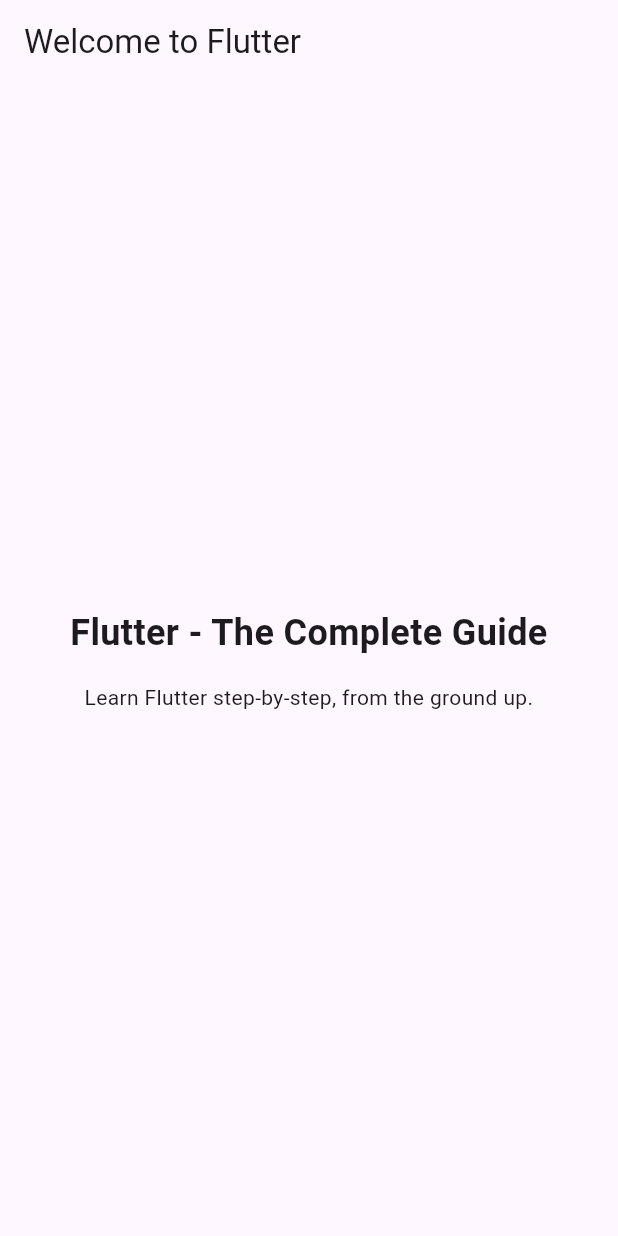
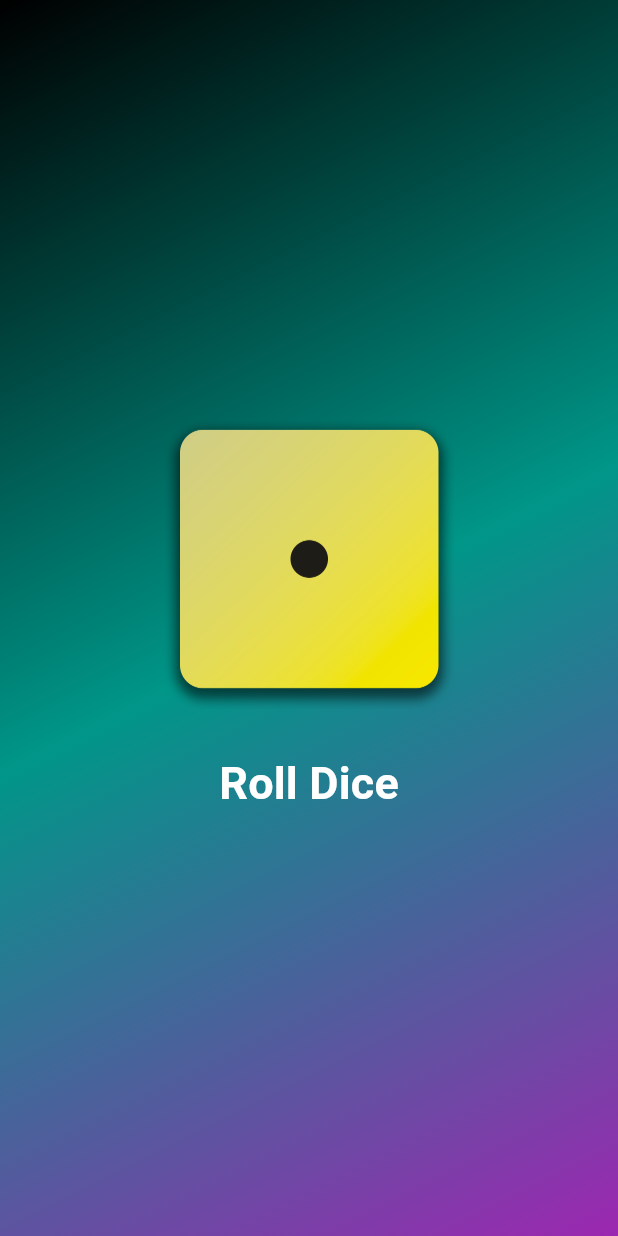
Before and after one commit to joseAlvaradoD/FlutterDartTheCompleteGuide, a Flutter app: the screen it shows after launch, on a phone screen of 412 x 824 dp. Run offline on Flutter 3.47's test engine with Material 3 defaults, Android fonts, the phone set to English and light mode, and no system bars.

Commit message:
adding basics flutter functionality from scratch

```diff
--- /dev/null
+++ b/first_app/lib/dice_roller.dart
@@ -0,0 +1,46 @@
+import 'dart:math';
+
+import 'package:flutter/material.dart';
+import 'package:first_app/styled_text.dart';
+
+class DiceRoller extends StatefulWidget {
+
+  const DiceRoller({super.key});
+
+  @override
+  State<DiceRoller> createState() {
+    return _DiceRollerState();
+  }
+}
+
+class _DiceRollerState extends State<DiceRoller> {
+  final _randomizer = Random();
+  var _currentDiceRoll = 1;
+
+  @override
+  Widget build(BuildContext context) {
+    return Column(
+      mainAxisSize: MainAxisSize.min,
+      children: [
+        Image.asset(
+          "assets/images/dice-$_currentDiceRoll.png",
+          width: 200,
+        ),
+        const SizedBox(height: 20),
+        TextButton(
+          onPressed: rollDice,
+          style: TextButton.styleFrom(
+            foregroundColor: Colors.white,
+          ),
+          child: const StyledText("Roll Dice"),
+        ),
+      ],
+    );
+  }
+
+  rollDice() {
+    setState(() {
+      _currentDiceRoll = _randomizer.nextInt(6) + 1;
+    });
+  }
+}
--- /dev/null
+++ b/first_app/lib/gradient_container.dart
@@ -0,0 +1,27 @@
+import 'package:flutter/material.dart';
+import 'package:first_app/dice_roller.dart';
+
+class GradientContainer extends StatelessWidget {
+
+  final List<Color> colors;
+
+  const GradientContainer(this.colors, {super.key});
+
+  @override
+  Widget build(BuildContext context) {
+    return Container(
+      decoration: BoxDecoration(
+        gradient: LinearGradient(
+          colors: colors,
+          begin: Alignment.topLeft,
+          end: Alignment.bottomRight,
+        ),
+      ),
+      child: const Center(
+        child: DiceRoller(),
+      ),
+    );
+  }
+
+
+}
--- a/first_app/lib/main.dart
+++ b/first_app/lib/main.dart
@@ -1,54 +1,16 @@
 import 'package:flutter/material.dart';
+import 'package:first_app/gradient_container.dart';
 
 void main() {
-  runApp(const MyApp());
+  runApp(
+    const MaterialApp(
+      home: Scaffold(
+        body: GradientContainer([
+            Colors.black,
+            Colors.teal,
+            Colors.purple,
+          ]),
+      ),
+    ),
+  );
 }
-
-// With Flutter, you create user interfaces by combining "widgets"
-// You'll learn all about them (and much more) throughout this course!
-class MyApp extends StatelessWidget {
-  const MyApp({super.key});
-
-  // Every custom widget must have a build() method
-  // It tells Flutter, which widgets make up your custom widget
-  // Again: You'll learn all about that throughout the course!
-  @override
-  Widget build(BuildContext context) {
-    // Below, a bunch of built-in widgets are used (provided by Flutter)
-    // They will be explained in the next sections
-    // In this course, you will, of course, not just use them a lot but
-    // also learn about many other widgets!
-    return MaterialApp(
-      title: 'Flutter First App',
-      theme: ThemeData(useMaterial3: true),
-      home: Scaffold(
-        appBar: AppBar(
-          title: const Text('Welcome to Flutter'),
-        ),
-        body: Container(
-          width: double.infinity,
-          padding: const EdgeInsets.all(12),
-          child: const Column(
-            mainAxisAlignment: MainAxisAlignment.center,
-            crossAxisAlignment: CrossAxisAlignment.center,
-            children: [
-              Text(
-                'Flutter - The Complete Guide',
-                textAlign: TextAlign.center,
-                style: TextStyle(
-                  fontSize: 24,
-                  fontWeight: FontWeight.bold,
-                ),
-              ),
-              SizedBox(height: 16),
-              Text(
-                'Learn Flutter step-by-step, from the ground up.',
-                textAlign: TextAlign.center,
-              ),
-            ],
-          ),
-        ),
-      ),
-    );
-  }
-}
--- /dev/null
+++ b/first_app/lib/styled_text.dart
@@ -0,0 +1,20 @@
+import 'package:flutter/material.dart';
+
+class StyledText extends StatelessWidget {
+
+  final String text;
+
+  const StyledText(this.text ,{super.key});
+
+  @override
+  Widget build(BuildContext context) {
+    return Text(
+      text,
+      style: const TextStyle(
+        color: Colors.white,
+        fontWeight: FontWeight.bold,
+        fontSize: 30,
+      ),
+    );
+  }
+}
```
Also changed, not shown: first_app/pubspec.yaml (+7 -1 lines), first_app/assets/images/dice-1.png (added), first_app/assets/images/dice-2.png (added), first_app/assets/images/dice-3.png (added), first_app/assets/images/dice-4.png (added), first_app/assets/images/dice-5.png (added), first_app/assets/images/dice-6.png (added).
